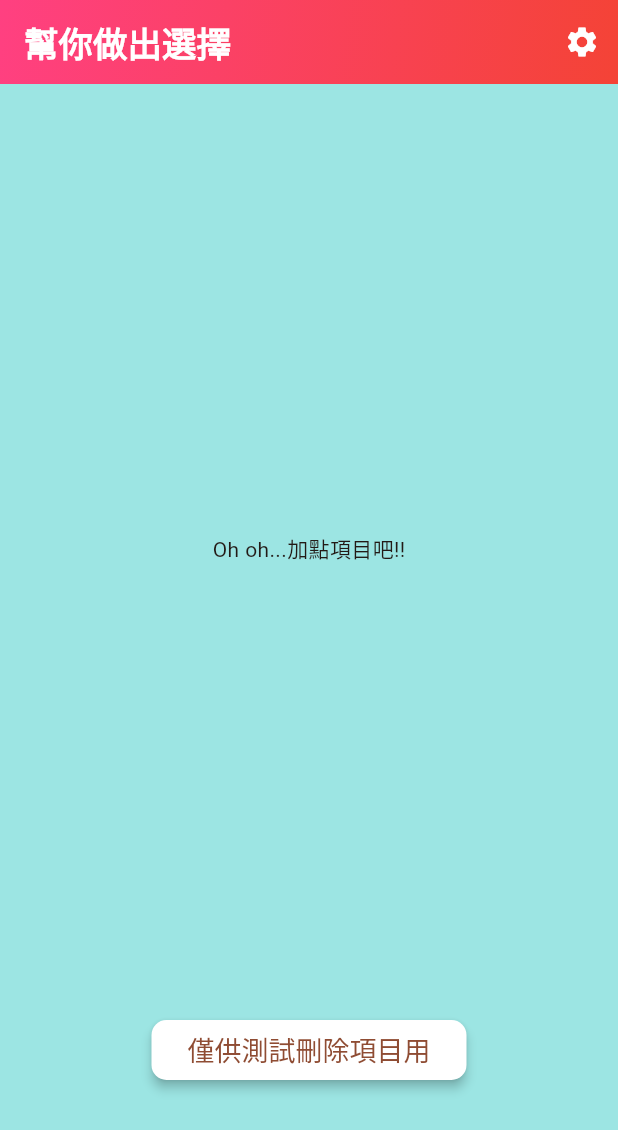
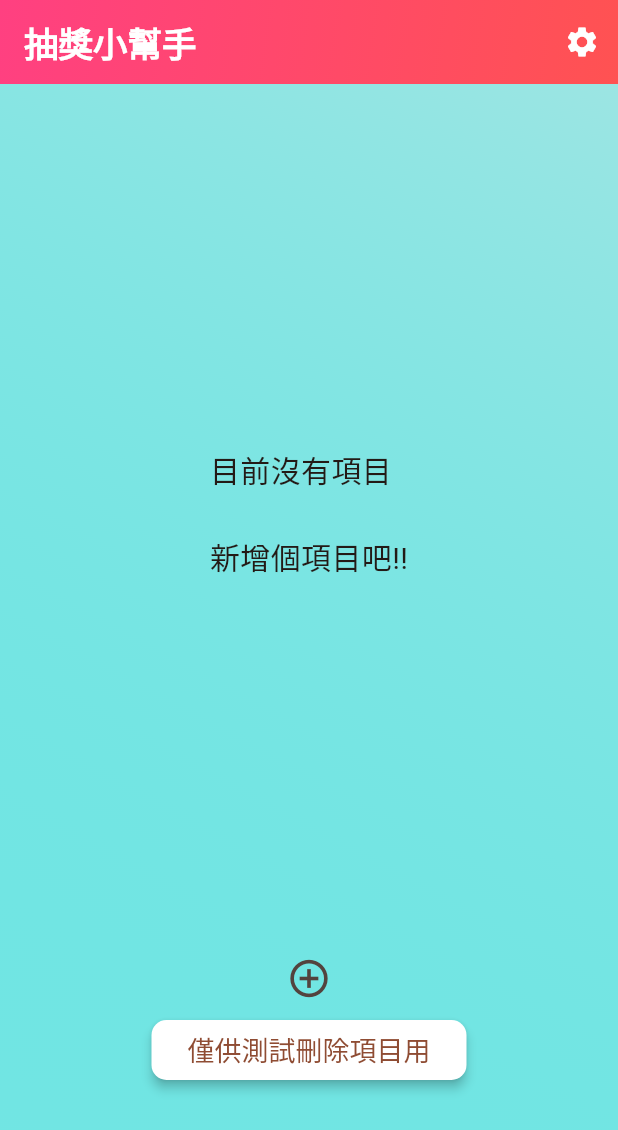
Before and after one commit to AronLiu528/help_you_decide, a Flutter app: the screen it shows after launch, on a phone screen of 412 x 824 dp. Shown: the top 1130 px of the screen. Run offline on Flutter 3.47's test engine with Material 3 defaults, Android fonts, the phone set to English and light mode, and no system bars; our stand-ins replace get, google_fonts, shared_preferences.

Commit message:
ios風格修改
ios風格修改

```diff
--- a/lib/pages/home_page.dart
+++ b/lib/pages/home_page.dart
@@ -28,7 +28,7 @@ class HomePage extends StatelessWidget {
     print(localData.localData);
     return Scaffold(
       appBar: AppBar(
-        title: Text('幫你做出選擇'),
+        title: const Text('抽獎小幫手'),
         actions: [
           IconButton(
             onPressed: _showAddDecisionSheet,
@@ -42,7 +42,7 @@ class HomePage extends StatelessWidget {
           decoration: const BoxDecoration(
             gradient: LinearGradient(
               // colors: [Colors.blue, Colors.purple],
-              colors: [Colors.pinkAccent, Colors.red],
+              colors: [Colors.pinkAccent, Colors.redAccent],
               begin: Alignment.topLeft,
               end: Alignment.bottomRight,
             ),
@@ -50,23 +50,26 @@ class HomePage extends StatelessWidget {
         ),
       ),
       body: Container(
-        // decoration: const BoxDecoration(
-        //   gradient: LinearGradient(
-        //     colors: [
-        //       Color.fromARGB(250, 156, 229, 227),
-        //       Color.fromARGB(100, 50, 229, 227),
-        //     ],
-        //     begin: Alignment.topRight,
-        //     end: Alignment.bottomLeft,
-        //   ),
-        // ),
+        decoration: const BoxDecoration(
+          gradient: LinearGradient(
+            colors: [
+              Color.fromARGB(250, 156, 229, 227),
+              Color.fromARGB(100, 50, 229, 227),
+            ],
+            begin: Alignment.topRight,
+            end: Alignment.bottomLeft,
+          ),
+        ),
         child: Column(
           children: [
             Expanded(
               child: Obx(
                 () => localData.localData.isEmpty
                     ? const Center(
-                        child: Text('Oh oh...加點項目吧!!'),
+                        child: Text(
+                          '目前沒有項目\n \n新增個項目吧!!',
+                          style: TextStyle(fontSize: 20),
+                        ),
                       )
                     : GridView.builder(
                         padding: const EdgeInsets.all(15),
@@ -87,13 +90,17 @@ class HomePage extends StatelessWidget {
                           },
                           child: Text(
                             localData.localData[index].item,
-                            maxLines: 2,
+                            maxLines: 3,
                             overflow: TextOverflow.ellipsis,
                             style: const TextStyle(color: Colors.brown),
                           ),
                         ),
                       ),
               ),
+            ),
+            IconButton(
+              onPressed: _showAddDecisionSheet,
+              icon: Icon(Icons.add_circle_outline,size: 30,),
             ),
             ElevatedButton(
               onPressed: () {
```
Also changed, not shown: lib/getx/wheel_controller.dart (+41 -10 lines), lib/main.dart (+0 -11 lines), lib/pages/wheel_page.dart (+13 -7 lines), lib/widgets/add_decision_sheet.dart (+28 -14 lines), lib/widgets/edit_option.dart (+27 -10 lines).
